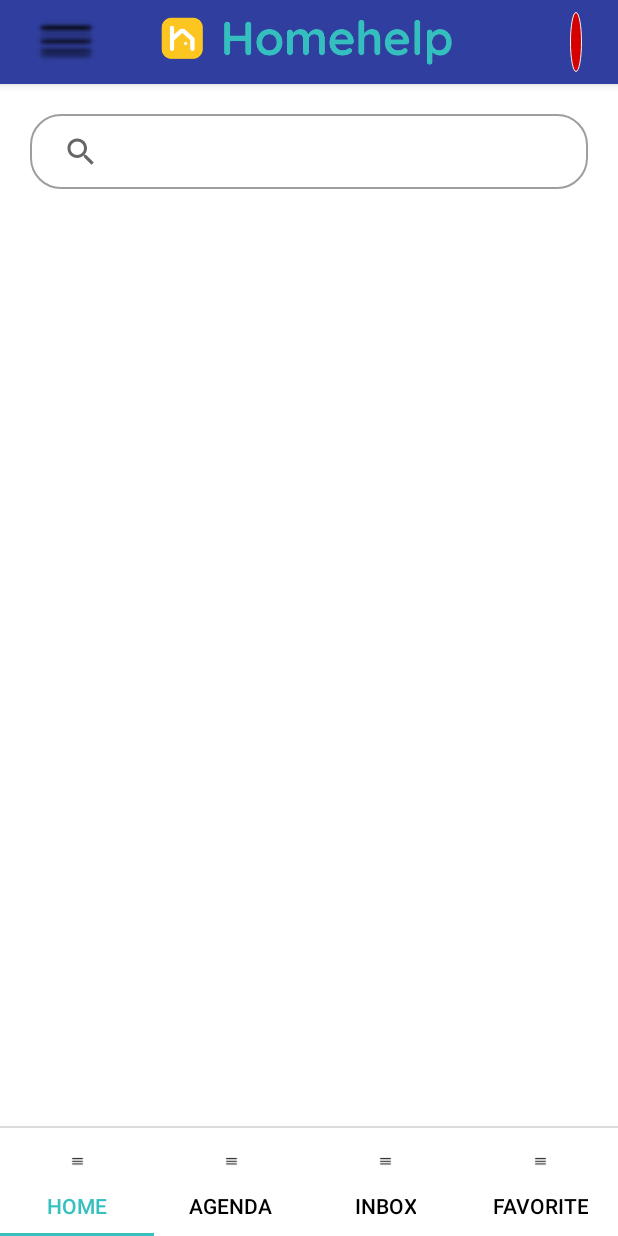
After one commit to DanielWijono/Homehelp, an Android app: the HomeFragment screen opened directly, with no data from a screen before it, on a phone screen of 412 x 824 dp. The commit adds this screen. Run offline under Robolectric (Android 15) with nearby library versions, the phone set to English and light mode, and no system bars; our stand-ins replace ButterKnife.

Commit message:
add dashboard activity, home, agenda, inbox, favorite fragment

```diff
--- /dev/null
+++ b/app/src/main/java/com/example/daniel/homehelp/AgendaFragment.java
@@ -0,0 +1,50 @@
+package com.example.daniel.homehelp;
+
+import android.content.Context;
+import android.os.Bundle;
+import android.support.annotation.NonNull;
+import android.support.annotation.Nullable;
+import android.support.v4.app.Fragment;
+import android.view.LayoutInflater;
+import android.view.View;
+import android.view.ViewGroup;
+
+import butterknife.ButterKnife;
+
+/**
+ * Created by Daniel on 5/13/2018.
+ */
+
+public class AgendaFragment extends Fragment {
+
+    private View rootView;
+    private DashBoardActivity mActivity;
+
+    @Override
+    public void onAttach(Context context) {
+        super.onAttach(context);
+        if (context instanceof DashBoardActivity) {
+            mActivity = (DashBoardActivity) context;
+        }
+    }
+
+    @Override
+    public void onDetach() {
+        super.onDetach();
+        mActivity = null;
+    }
+
+    @Override
+    public void onCreate(@Nullable Bundle savedInstanceState) {
+        super.onCreate(savedInstanceState);
+    }
+
+    @Nullable
+    @Override
+    public View onCreateView(@NonNull LayoutInflater inflater, @Nullable ViewGroup container, @Nullable Bundle savedInstanceState) {
+        rootView = inflater.inflate(R.layout.agenda_fragment, container, false);
+        ButterKnife.bind(this, rootView);
+
+        return rootView;
+    }
+}
--- a/app/src/main/java/com/example/daniel/homehelp/DashBoardActivity.java
+++ b/app/src/main/java/com/example/daniel/homehelp/DashBoardActivity.java
@@ -1,13 +1,90 @@
 package com.example.daniel.homehelp;
 
+import android.os.Bundle;
+import android.support.design.widget.TabLayout;
+import android.support.v4.view.ViewPager;
 import android.support.v7.app.AppCompatActivity;
-import android.os.Bundle;
+import android.support.v7.widget.Toolbar;
+import android.view.View;
+import android.widget.ImageView;
+import android.widget.Toast;
+
+import butterknife.BindView;
+import butterknife.ButterKnife;
+import butterknife.OnClick;
 
 public class DashBoardActivity extends AppCompatActivity {
+
+    HomeFragment homeFragment;
+    AgendaFragment agendaFragment;
+    InboxFragment inboxFragment;
+    FavoriteFragment favoriteFragment;
+
+    @BindView(R.id.drawer_layout_view)
+    ImageView drawerLayoutView;
+    @BindView(R.id.logo_header)
+    ImageView logoHeader;
+    @BindView(R.id.btn_bell)
+    ImageView btnBell;
+    @BindView(R.id.toolbar)
+    Toolbar toolbar;
+    @BindView(R.id.viewpager)
+    ViewPager dashBoardViewPager;
+    @BindView(R.id.dashboard_tab_layout)
+    TabLayout dashboardTabLayout;
+
+    private int[] tabIcons = {
+            R.drawable.baseline_dehaze_black_18dp,
+            R.drawable.baseline_dehaze_black_18dp,
+            R.drawable.baseline_dehaze_black_18dp,
+            R.drawable.baseline_dehaze_black_18dp
+    };
 
     @Override
     protected void onCreate(Bundle savedInstanceState) {
         super.onCreate(savedInstanceState);
         setContentView(R.layout.activity_dash_board);
+        ButterKnife.bind(this);
+        initFragment();
+        setupViewPager(0);
+        setupTabIcons();
+    }
+
+    private void initFragment() {
+        homeFragment = new HomeFragment();
+        agendaFragment = new AgendaFragment();
+        inboxFragment = new InboxFragment();
+        favoriteFragment = new FavoriteFragment();
+    }
+
+    private void setupTabIcons() {
+        dashboardTabLayout.getTabAt(0).setIcon(tabIcons[0]);
+        dashboardTabLayout.getTabAt(1).setIcon(tabIcons[1]);
+        dashboardTabLayout.getTabAt(2).setIcon(tabIcons[2]);
+        dashboardTabLayout.getTabAt(3).setIcon(tabIcons[3]);
+    }
+
+    private void setupViewPager(int position) {
+        TabLayoutViewPagerAdapter adapter = new TabLayoutViewPagerAdapter(getSupportFragmentManager());
+        adapter.addFragment(homeFragment, "home");
+        adapter.addFragment(agendaFragment, "agenda");
+        adapter.addFragment(inboxFragment, "inbox");
+        adapter.addFragment(favoriteFragment, "favorite");
+
+        dashBoardViewPager.setAdapter(adapter);
+        dashBoardViewPager.setCurrentItem(position);
+        dashboardTabLayout.setupWithViewPager(dashBoardViewPager);
+    }
+
+    @OnClick({R.id.drawer_layout_view, R.id.btn_bell})
+    public void onViewClicked(View view) {
+        switch (view.getId()) {
+            case R.id.drawer_layout_view:
+                Toast.makeText(this, "DRAWER CLICKED", Toast.LENGTH_SHORT).show();
+                break;
+            case R.id.btn_bell:
+                Toast.makeText(this, "BELL CLICKED", Toast.LENGTH_SHORT).show();
+                break;
+        }
     }
 }
--- /dev/null
+++ b/app/src/main/java/com/example/daniel/homehelp/HomeFragment.java
@@ -0,0 +1,50 @@
+package com.example.daniel.homehelp;
+
+import android.content.Context;
+import android.os.Bundle;
+import android.support.annotation.NonNull;
+import android.support.annotation.Nullable;
+import android.support.v4.app.Fragment;
+import android.view.LayoutInflater;
+import android.view.View;
+import android.view.ViewGroup;
+
+import butterknife.ButterKnife;
+
+/**
+ * Created by Daniel on 5/13/2018.
+ */
+
+public class HomeFragment extends Fragment {
+
+    private View rootView;
+    private DashBoardActivity mActivity;
+
+    @Override
+    public void onAttach(Context context) {
+        super.onAttach(context);
+        if (context instanceof DashBoardActivity) {
+            mActivity = (DashBoardActivity) context;
+        }
+    }
+
+    @Override
+    public void onDetach() {
+        super.onDetach();
+        mActivity = null;
+    }
+
+    @Override
+    public void onCreate(@Nullable Bundle savedInstanceState) {
+        super.onCreate(savedInstanceState);
+    }
+
+    @Nullable
+    @Override
+    public View onCreateView(@NonNull LayoutInflater inflater, @Nullable ViewGroup container, @Nullable Bundle savedInstanceState) {
+        rootView = inflater.inflate(R.layout.home_fragment, container, false);
+        ButterKnife.bind(this, rootView);
+
+        return rootView;
+    }
+}
--- /dev/null
+++ b/app/src/main/java/com/example/daniel/homehelp/TabLayoutViewPagerAdapter.java
@@ -0,0 +1,45 @@
+package com.example.daniel.homehelp;
+
+import android.content.Context;
+import android.support.v4.app.Fragment;
+import android.support.v4.app.FragmentManager;
+import android.support.v4.app.FragmentStatePagerAdapter;
+import android.view.LayoutInflater;
+import android.view.View;
+import android.widget.TextView;
+
+import java.util.ArrayList;
+import java.util.List;
+
+/**
+ * Created by Daniel on 5/13/2018.
+ */
+
+public class TabLayoutViewPagerAdapter extends FragmentStatePagerAdapter {
+    private List<String> tabTitle = new ArrayList<>();
+    private List<Fragment> tabFragment = new ArrayList<>();
+
+    public TabLayoutViewPagerAdapter(FragmentManager fragmentManager) {
+        super(fragmentManager);
+    }
+
+    @Override
+    public Fragment getItem(int position) {
+        return tabFragment.get(position);
+    }
+
+    @Override
+    public int getCount() {
+        return tabFragment.size();
+    }
+
+    public void addFragment(Fragment fragment,String title){
+        tabFragment.add(fragment);
+        tabTitle.add(title);
+    }
+
+    @Override
+    public CharSequence getPageTitle(int position) {
+        return tabTitle.get(position);
+    }
+}
--- a/app/src/main/res/layout/activity_dash_board.xml
+++ b/app/src/main/res/layout/activity_dash_board.xml
@@ -1,9 +1,11 @@
 <?xml version="1.0" encoding="utf-8"?>
-<android.support.constraint.ConstraintLayout xmlns:android="http://schemas.android.com/apk/res/android"
-    xmlns:app="http://schemas.android.com/apk/res-auto"
+<LinearLayout xmlns:android="http://schemas.android.com/apk/res/android"
     xmlns:tools="http://schemas.android.com/tools"
     android:layout_width="match_parent"
     android:layout_height="match_parent"
+    android:orientation="vertical"
     tools:context="com.example.daniel.homehelp.DashBoardActivity">
 
-</android.support.constraint.ConstraintLayout>
+    <include layout="@layout/dash_board_toolbar"></include>
+
+</LinearLayout>
--- /dev/null
+++ b/app/src/main/res/layout/dash_board_toolbar.xml
@@ -0,0 +1,73 @@
+<?xml version="1.0" encoding="utf-8"?>
+<LinearLayout xmlns:android="http://schemas.android.com/apk/res/android"
+    android:layout_width="match_parent"
+    android:layout_height="match_parent"
+    xmlns:app="http://schemas.android.com/apk/res-auto"
+    android:orientation="vertical">
+
+    <android.support.design.widget.AppBarLayout
+        android:layout_width="match_parent"
+        android:layout_height="wrap_content"
+        android:theme="@style/ThemeOverlay.AppCompat.Dark.ActionBar">
+
+        <android.support.v7.widget.Toolbar
+            android:layout_width="match_parent"
+            android:layout_height="?attr/actionBarSize"
+            android:background="@color/colorPrimaryDark"
+            android:id="@+id/toolbar">
+
+            <ImageView
+                android:layout_width="50dp"
+                android:layout_height="50dp"
+                android:layout_gravity="left|center_vertical"
+                android:layout_marginLeft="8dp"
+                android:paddingRight="2dp"
+                android:paddingLeft="8dp"
+                android:src="@drawable/baseline_dehaze_black_18dp"
+                android:id="@+id/drawer_layout_view"/>
+
+            <ImageView
+                android:id="@+id/logo_header"
+                android:layout_width="200dp"
+                android:layout_height="wrap_content"
+                android:layout_gravity="center"
+                android:gravity="center"
+                android:src="@drawable/homehelp_logo"/>
+
+            <ImageView
+                android:layout_width="40dp"
+                android:layout_height="40dp"
+                android:layout_marginRight="8dp"
+                android:layout_gravity="right"
+                android:src="@drawable/circle_selected"
+                android:paddingLeft="16dp"
+                android:paddingRight="16dp"
+                android:visibility="visible"
+                android:id="@+id/btn_bell"/>
+
+        </android.support.v7.widget.Toolbar>
+
+    </android.support.design.widget.AppBarLayout>
+
+    <android.support.v4.view.ViewPager
+        android:id="@+id/viewpager"
+        android:layout_width="match_parent"
+        android:layout_height="0dp"
+        android:layout_weight="1"
+        android:background="@android:color/white"/>
+
+    <View android:layout_width="match_parent"
+        android:layout_height="1dp"
+        android:background="?android:attr/listDivider"/>
+
+    <android.support.design.widget.TabLayout
+        android:id="@+id/dashboard_tab_layout"
+        android:layout_width="match_parent"
+        android:layout_height="wrap_content"
+        app:tabMode="fixed"
+        app:tabGravity="fill"
+        app:tabSelectedTextColor="@color/colorAccent"
+        app:tabTextColor="@color/color_black"
+        android:background="@color/color_white"/>
+
+</LinearLayout>
--- /dev/null
+++ b/app/src/main/res/layout/home_fragment.xml
@@ -0,0 +1,32 @@
+<?xml version="1.0" encoding="utf-8"?>
+<LinearLayout xmlns:android="http://schemas.android.com/apk/res/android"
+    android:layout_width="match_parent"
+    android:layout_height="match_parent"
+    xmlns:app="http://schemas.android.com/apk/res-auto"
+    android:orientation="vertical">
+
+    <ScrollView
+        android:layout_width="match_parent"
+        android:layout_height="match_parent">
+
+        <LinearLayout
+            android:layout_width="match_parent"
+            android:layout_height="wrap_content"
+            android:orientation="vertical">
+
+            <android.support.v7.widget.SearchView
+                android:layout_width="match_parent"
+                android:layout_height="50dp"
+                android:layout_margin="20dp"
+                app:queryHint="Apa yang ingin diperbaiki hari ini"
+                android:background="@drawable/signup_border"
+                android:id="@+id/search_view"></android.support.v7.widget.SearchView>
+
+
+
+
+        </LinearLayout>
+    </ScrollView>
+
+
+</LinearLayout>
```
Also changed, not shown: app/src/main/java/com/example/daniel/homehelp/FavoriteFragment.java (added, +50 -0 lines), app/src/main/java/com/example/daniel/homehelp/InboxFragment.java (added, +50 -0 lines), app/src/main/res/layout/agenda_fragment.xml (added, +13 -0 lines), app/src/main/res/layout/favorite_fragment.xml (added, +13 -0 lines), app/src/main/res/layout/inbox_fragment.xml (added, +13 -0 lines), app/src/main/res/drawable-hdpi/baseline_dehaze_black_18dp.png (added), app/src/main/res/drawable-mdpi/baseline_dehaze_black_18dp.png (added), app/src/main/res/drawable-xhdpi/baseline_dehaze_black_18dp.png (added), app/src/main/res/drawable-xxhdpi/baseline_dehaze_black_18dp.png (added), app/src/main/res/drawable-xxxhdpi/baseline_dehaze_black_18dp.png (added).
